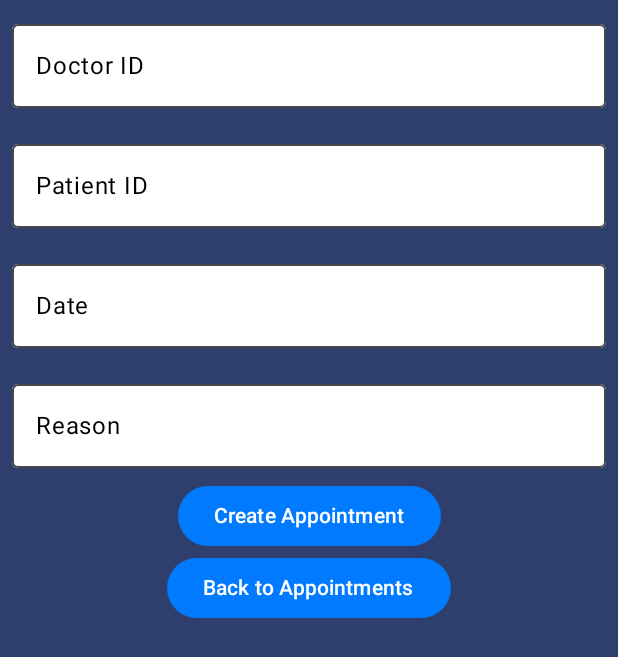
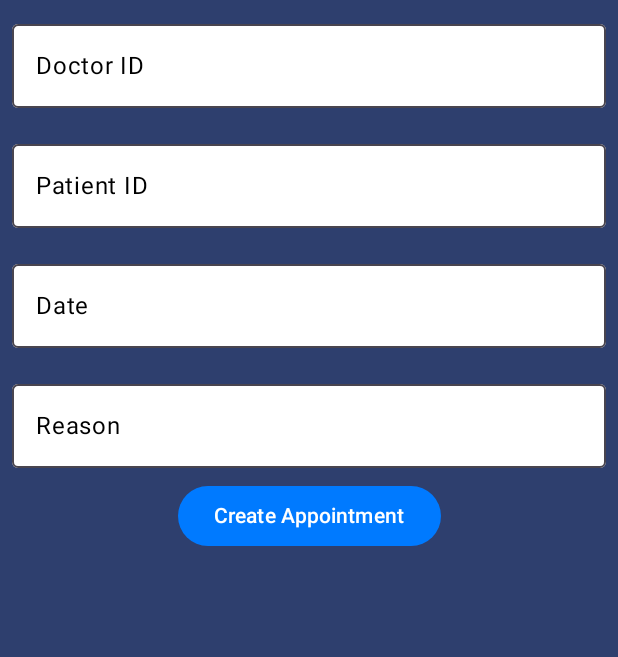
Before and after one commit to ManuGZ/MedSystemApp, an Android app built with Jetpack Compose: the PostAppointmentScreen screen opened through its navigation route, on a phone screen of 412 x 824 dp. Shown: the top 657 px of the screen. Run offline under Robolectric (Android 15) with nearby library versions, the phone set to English and light mode, and no system bars.

Commit message:
feat: PostAppointmentScreen fixed

```diff
--- a/app/src/main/java/com/manuel/medsystemapp/presentation/PostAppointmentScreen.kt
+++ b/app/src/main/java/com/manuel/medsystemapp/presentation/PostAppointmentScreen.kt
@@ -132,14 +132,9 @@ fun PostAppointmentScreen(viewModel: AppointmentViewModel, navController: NavHos
                     )
                     viewModel.postAppointment(newAppointment)
                     navController.popBackStack()
+                    navController.navigate("getAppointments")
                 }) {
                     Text("Create Appointment")
-                }
-
-                Button(onClick = {
-                    navController.navigate("getAppointments")
-                }) {
-                    Text("Back to Appointments")
                 }
             }
         }
```
